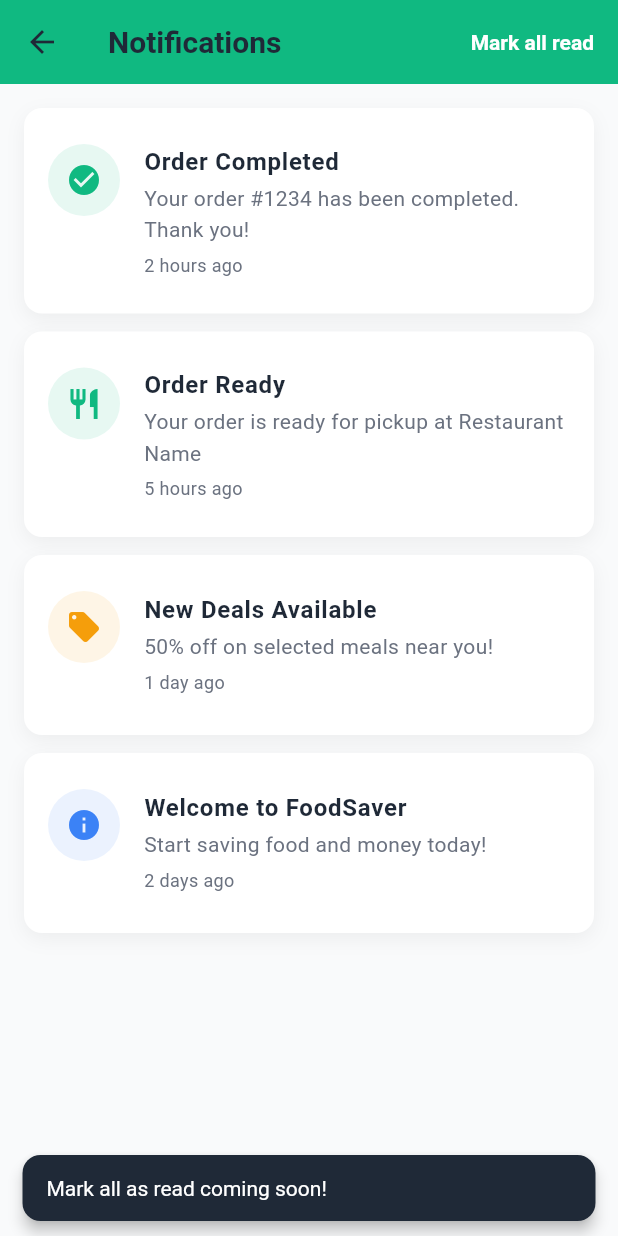
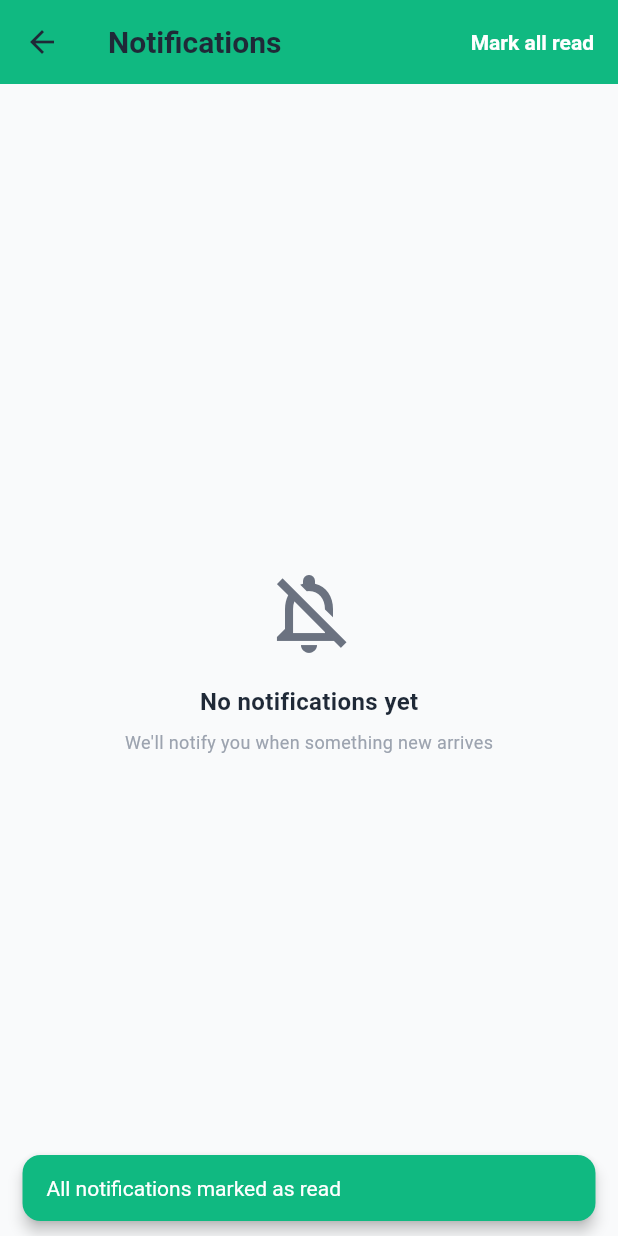
Before and after one commit to jobinsebastianralfiz/foodsaver_app, a Flutter app: the NotificationsScreen screen opened directly, after a tap on "Mark all read", on a phone screen of 412 x 824 dp. Run offline on Flutter 3.47's test engine with Material 3 defaults, Android fonts, the phone set to English and light mode, and no system bars; our stand-ins replace animate_do, cloud_firestore, firebase_auth, firebase_core, shared_preferences, timeago; missing offline and left inert: razorpay_flutter; accounts and stored records are empty.

Commit message:
Complete notification system UI and Firestore integration
Firestore Rules:
- Users can read their notifications (targeted or broadcast)
- Admins and restaurants can create notifications
- Users can mark notifications as read
- Admins can delete notifications

Firestore Indexes:
- targetUserId + createdAt (for user notifications list)
- targetUserId + isRead (for unread count)

Customer Notifications Screen:
- Real-time stream of notifications from Firestore
- Shows sender name and role (admin/restaurant icon)
- Different icons/colors for notification types
- Unread indicator (blue dot)
- Tap to mark as read
- Swipe to delete
- Mark all as read button
- Relative time display (using timeago package)
- Empty state for no notifications

Features:
✅ Broadcast notifications (targetUserId = null)
✅ Targeted notifications (specific user)
✅ Read/unread status
✅ Dismissible cards
✅ Type-based styling

Next: Add send notification UI for admin and restaurant

🤖 Generated with [Claude Code](https://claude.com/claude-code)

Co-Authored-By: Claude <noreply@anthropic.com>

```diff
--- a/lib/ui/screens/customer/notifications_screen.dart
+++ b/lib/ui/screens/customer/notifications_screen.dart
@@ -1,44 +1,48 @@
 import 'package:flutter/material.dart';
+import 'package:provider/provider.dart';
 import 'package:animate_do/animate_do.dart';
+import 'package:timeago/timeago.dart' as timeago;
 import '../../../core/constants/app_colors.dart';
 import '../../../core/theme/text_styles.dart';
+import '../../../providers/auth/auth_provider.dart';
+import '../../../providers/notification/notification_provider.dart';
+import '../../../data/models/notification/notification_model.dart';
 
 class NotificationsScreen extends StatelessWidget {
   const NotificationsScreen({super.key});
 
+  IconData _getIconForType(NotificationType type) {
+    switch (type) {
+      case NotificationType.order:
+        return Icons.shopping_bag;
+      case NotificationType.promotion:
+        return Icons.local_offer;
+      case NotificationType.announcement:
+        return Icons.campaign;
+      case NotificationType.general:
+      default:
+        return Icons.notifications;
+    }
+  }
+
+  Color _getColorForType(NotificationType type) {
+    switch (type) {
+      case NotificationType.order:
+        return AppColors.primary;
+      case NotificationType.promotion:
+        return AppColors.warning;
+      case NotificationType.announcement:
+        return AppColors.info;
+      case NotificationType.general:
+      default:
+        return AppColors.success;
+    }
+  }
+
   @override
   Widget build(BuildContext context) {
-    // Mock notification data
-    final notifications = [
-      {
-        'icon': Icons.check_circle,
-        'color': AppColors.success,
-        'title': 'Order Completed',
-        'message': 'Your order #1234 has been completed. Thank you!',
-        'time': '2 hours ago',
-      },
-      {
-        'icon': Icons.restaurant,
-        'color': AppColors.primary,
-        'title': 'Order Ready',
-        'message': 'Your order is ready for pickup at Restaurant Name',
-        'time': '5 hours ago',
-      },
-      {
-        'icon': Icons.local_offer,
-        'color': AppColors.warning,
-        'title': 'New Deals Available',
-        'message': '50% off on selected meals near you!',
-        'time': '1 day ago',
-      },
-      {
-        'icon': Icons.info,
-        'color': AppColors.info,
-        'title': 'Welcome to FoodSaver',
-        'message': 'Start saving food and money today!',
-        'time': '2 days ago',
-      },
-    ];
+    final authProvider = context.read<AuthProvider>();
+    final notificationProvider = context.watch<NotificationProvider>();
 
     return Scaffold(
       backgroundColor: AppColors.background,
@@ -47,10 +51,27 @@ class NotificationsScreen extends StatelessWidget {
         backgroundColor: AppColors.primary,
         actions: [
           TextButton(
-            onPressed: () {
+            onPressed: () async {
+              try {
+                await notificationProvider.markAllAsRead(authProvider.user!.id);
+                if (context.mounted) {
                   ScaffoldMessenger.of(context).showSnackBar(
-                const SnackBar(content: Text('Mark all as read coming soon!')),
+                    const SnackBar(
+                      content: Text('All notifications marked as read'),
+                      backgroundColor: AppColors.success,
+                    ),
                   );
+                }
+              } catch (e) {
+                if (context.mounted) {
+                  ScaffoldMessenger.of(context).showSnackBar(
+                    SnackBar(
+                      content: Text('Error: ${e.toString()}'),
+                      backgroundColor: AppColors.error,
+                    ),
+                  );
+                }
+              }
             },
             child: const Text(
               'Mark all read',
@@ -59,8 +80,36 @@ class NotificationsScreen extends StatelessWidget {
           ),
         ],
       ),
-      body: notifications.isEmpty
-          ? Center(
+      body: StreamBuilder<List<NotificationModel>>(
+        stream: notificationProvider.getUserNotifications(authProvider.user!.id),
+        builder: (context, snapshot) {
+          if (snapshot.connectionState == ConnectionState.waiting) {
+            return const Center(child: CircularProgressIndicator());
+          }
+
+          if (snapshot.hasError) {
+            return Center(
+              child: Column(
+                mainAxisAlignment: MainAxisAlignment.center,
+                children: [
+                  Icon(Icons.error_outline, size: 64, color: AppColors.error),
+                  const SizedBox(height: 16),
+                  Text('Error loading notifications', style: AppTextStyles.subtitle1),
+                  const SizedBox(height: 8),
+                  Text(
+                    snapshot.error.toString(),
+                    style: AppTextStyles.caption,
+                    textAlign: TextAlign.center,
+                  ),
+                ],
+              ),
+            );
+          }
+
+          final notifications = snapshot.data ?? [];
+
+          if (notifications.isEmpty) {
+            return Center(
               child: Column(
                 mainAxisAlignment: MainAxisAlignment.center,
                 children: [
@@ -81,21 +130,54 @@ class NotificationsScreen extends StatelessWidget {
                   ),
                 ],
               ),
-            )
-          : ListView.builder(
+            );
+          }
+
+          return ListView.builder(
             padding: const EdgeInsets.all(16),
             itemCount: notifications.length,
             itemBuilder: (context, index) {
               final notification = notifications[index];
               return FadeInUp(
-                  delay: Duration(milliseconds: 100 * index),
+                delay: Duration(milliseconds: 50 * index),
                 child: _NotificationCard(
-                    icon: notification['icon'] as IconData,
-                    color: notification['color'] as Color,
-                    title: notification['title'] as String,
-                    message: notification['message'] as String,
-                    time: notification['time'] as String,
+                  notification: notification,
+                  icon: _getIconForType(notification.type),
+                  color: _getColorForType(notification.type),
+                  onTap: () async {
+                    if (!notification.isRead) {
+                      try {
+                        await notificationProvider.markAsRead(notification.id);
+                      } catch (e) {
+                        debugPrint('Error marking as read: $e');
+                      }
+                    }
+                  },
+                  onDelete: () async {
+                    try {
+                      await notificationProvider.deleteNotification(notification.id);
+                      if (context.mounted) {
+                        ScaffoldMessenger.of(context).showSnackBar(
+                          const SnackBar(
+                            content: Text('Notification deleted'),
+                            backgroundColor: AppColors.success,
                           ),
+                        );
+                      }
+                    } catch (e) {
+                      if (context.mounted) {
+                        ScaffoldMessenger.of(context).showSnackBar(
+                          SnackBar(
+                            content: Text('Error: ${e.toString()}'),
+                            backgroundColor: AppColors.error,
+                          ),
+                        );
+                      }
+                    }
+                  },
+                ),
+              );
+            },
           );
         },
       ),
@@ -104,27 +186,42 @@ class NotificationsScreen extends StatelessWidget {
 }
 
 class _NotificationCard extends StatelessWidget {
+  final NotificationModel notification;
   final IconData icon;
   final Color color;
-  final String title;
-  final String message;
-  final String time;
+  final VoidCallback onTap;
+  final VoidCallback onDelete;
 
   const _NotificationCard({
+    required this.notification,
     required this.icon,
     required this.color,
-    required this.title,
-    required this.message,
-    required this.time,
+    required this.onTap,
+    required this.onDelete,
   });
 
   @override
   Widget build(BuildContext context) {
-    return Container(
+    return Dismissible(
+      key: Key(notification.id),
+      direction: DismissDirection.endToStart,
+      onDismissed: (_) => onDelete(),
+      background: Container(
         margin: const EdgeInsets.only(bottom: 12),
         decoration: BoxDecoration(
-        color: Colors.white,
+          color: AppColors.error,
           borderRadius: BorderRadius.circular(12),
+        ),
+        alignment: Alignment.centerRight,
+        padding: const EdgeInsets.only(right: 20),
+        child: const Icon(Icons.delete, color: Colors.white),
+      ),
+      child: Container(
+        margin: const EdgeInsets.only(bottom: 12),
+        decoration: BoxDecoration(
+          color: notification.isRead ? Colors.white : AppColors.primary.withOpacity(0.05),
+          borderRadius: BorderRadius.circular(12),
+          border: notification.isRead ? null : Border.all(color: AppColors.primary.withOpacity(0.2)),
           boxShadow: [
             BoxShadow(
               color: Colors.black.withOpacity(0.05),
@@ -135,6 +232,7 @@ class _NotificationCard extends StatelessWidget {
         ),
         child: ListTile(
           contentPadding: const EdgeInsets.all(16),
+          onTap: onTap,
           leading: Container(
             width: 48,
             height: 48,
@@ -144,27 +242,63 @@ class _NotificationCard extends StatelessWidget {
             ),
             child: Icon(icon, color: color),
           ),
-        title: Text(
-          title,
+          title: Row(
+            children: [
+              Expanded(
+                child: Text(
+                  notification.title,
                   style: AppTextStyles.subtitle1.copyWith(
-            fontWeight: FontWeight.w600,
+                    fontWeight: notification.isRead ? FontWeight.w500 : FontWeight.w700,
                   ),
+                ),
+              ),
+              if (!notification.isRead)
+                Container(
+                  width: 8,
+                  height: 8,
+                  decoration: BoxDecoration(
+                    color: AppColors.primary,
+                    shape: BoxShape.circle,
+                  ),
+                ),
+            ],
           ),
           subtitle: Column(
             crossAxisAlignment: CrossAxisAlignment.start,
             children: [
               const SizedBox(height: 4),
-            Text(message, style: AppTextStyles.body2),
-            const SizedBox(height: 4),
+              Text(notification.message, style: AppTextStyles.body2),
+              const SizedBox(height: 8),
+              Row(
+                children: [
+                  Icon(
+                    notification.senderRole == 'admin'
+                        ? Icons.admin_panel_settings
+                        : Icons.store,
+                    size: 12,
+                    color: AppColors.textSecondary,
+                  ),
+                  const SizedBox(width: 4),
                   Text(
-              time,
+                    notification.senderName,
+                    style: AppTextStyles.caption.copyWith(
+                      color: AppColors.textSecondary,
+                      fontWeight: FontWeight.w500,
+                    ),
+                  ),
+                  const Spacer(),
+                  Text(
+                    timeago.format(notification.createdAt),
                     style: AppTextStyles.caption.copyWith(
                       color: AppColors.textSecondary,
                     ),
                   ),
                 ],
               ),
+            ],
+          ),
           isThreeLine: true,
+        ),
       ),
     );
   }
```
Also changed, not shown: firestore.indexes.json (+28 -0 lines), 1 other file. Lines whose indentation alone changed are shown as unchanged.
